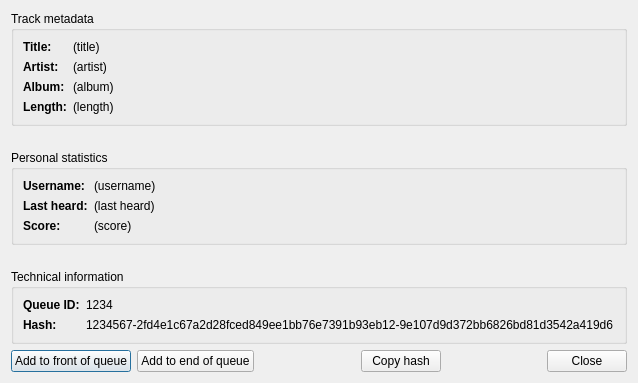
hyperquantum/PMP, file src/gui-remote/trackinfodialog.ui: the form before one commit.
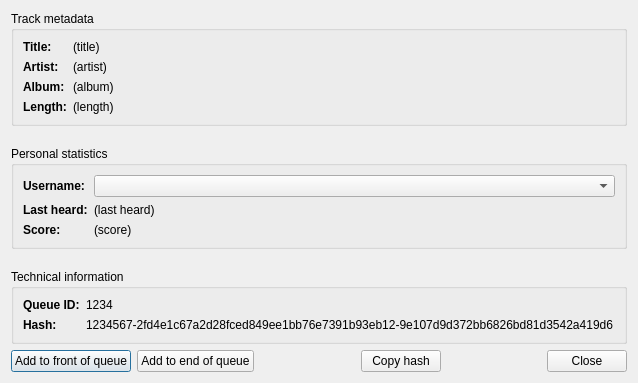
The form after the commit.

Commit message:
Track info dialog: add user picker for user stats
Add a combobox to the track info dialog listing
all users and the public pseudo-user. The current
actual user is selected by default. The selection
in the combobox will determine whose personal
statistics (score & last heard) will be displayed.

```diff
--- a/src/gui-remote/trackinfodialog.ui
+++ b/src/gui-remote/trackinfodialog.ui
@@ -120,13 +120,6 @@
         </property>
        </widget>
       </item>
-      <item row="0" column="1">
-       <widget class="QLabel" name="usernameValueLabel">
-        <property name="text">
-         <string>(username)</string>
-        </property>
-       </widget>
-      </item>
       <item row="1" column="0">
        <widget class="QLabel" name="lastHeardLabel">
         <property name="styleSheet">
@@ -161,6 +154,9 @@
         </property>
        </widget>
       </item>
+      <item row="0" column="1">
+       <widget class="QComboBox" name="userComboBox"/>
+      </item>
      </layout>
     </widget>
    </item>
```
The commit also changes 7 other files.
